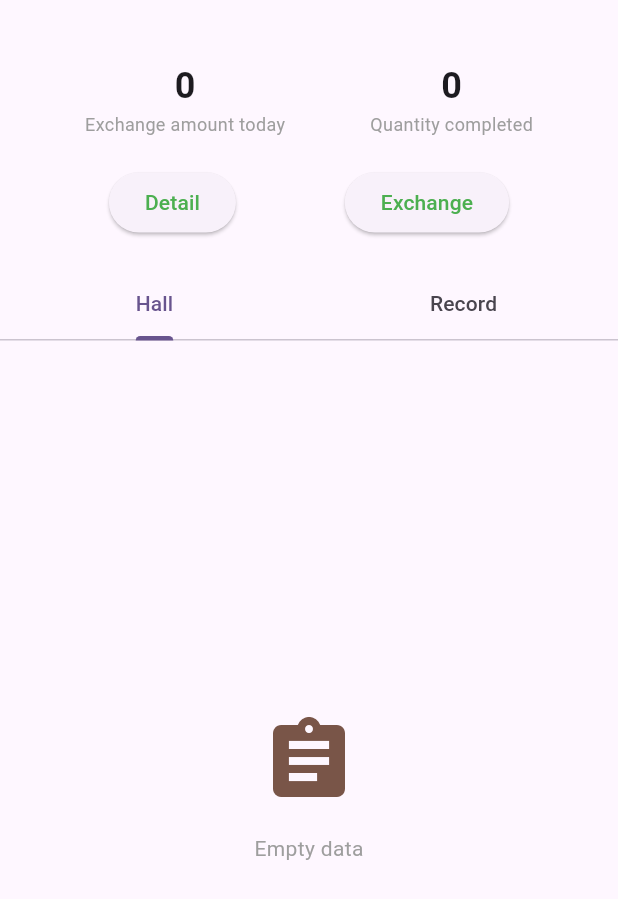
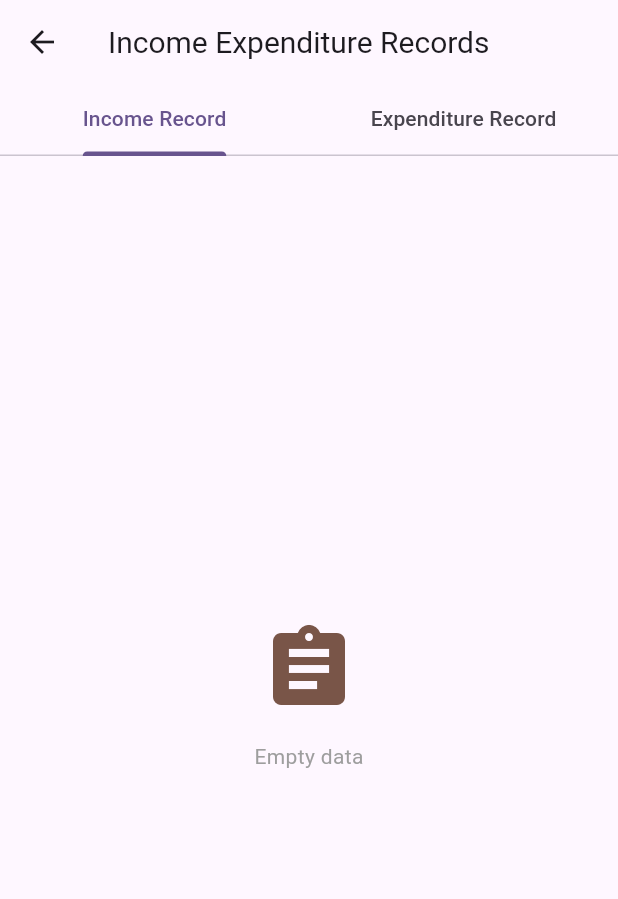
Before and after one commit to ItzSjDude/flutter_app, a Flutter app: the ExchangeScreen screen opened directly, after a tap on "Detail", on a phone screen of 412 x 824 dp. Shown: the top 899 px of the screen. Run offline on Flutter 3.47's test engine with Material 3 defaults, Android fonts, the phone set to English and light mode, and no system bars.

Commit message:
Added the DeatilScreen()

```diff
--- /dev/null
+++ b/lib/screens/DetailScreen.dart
@@ -0,0 +1,71 @@
+import 'package:flutter/material.dart';
+
+class DetailScreen extends StatefulWidget {
+  @override
+  _DetailScreenState createState() => _DetailScreenState();
+}
+
+class _DetailScreenState extends State<DetailScreen> with SingleTickerProviderStateMixin {
+  late TabController _tabController;
+
+  @override
+  void initState() {
+    super.initState();
+    _tabController = TabController(length: 2, vsync: this);
+  }
+
+  @override
+  void dispose() {
+    _tabController.dispose();
+    super.dispose();
+  }
+
+  @override
+  Widget build(BuildContext context) {
+    return Scaffold(
+      appBar: AppBar(title: Text('Income Expenditure Records',style: TextStyle(fontSize:20))),
+      body: Column(
+        children: [
+          TabBar(
+            controller: _tabController,
+            tabs: [
+              Tab(text: "Income Record"),
+              Tab(text: "Expenditure Record"),
+            ],
+          ),
+          Expanded(
+            child: TabBarView(
+              controller: _tabController,
+              children: [
+                _buildEmptyDataView(),
+                _buildEmptyDataView(),
+              ],
+            ),
+          ),
+        ],
+      ),
+    );
+  }
+
+  Widget _buildInfoCard(String title, String value) {
+    return Column(
+      children: [
+        Text(value, style: TextStyle(fontSize: 24, fontWeight: FontWeight.bold)),
+        Text(title, style: TextStyle(fontSize: 12, color: Colors.grey)),
+      ],
+    );
+  }
+
+  Widget _buildEmptyDataView() {
+    return Center(
+      child: Column(
+        mainAxisAlignment: MainAxisAlignment.center,
+        children: [
+          Icon(Icons.assignment, size: 64, color: Colors.brown),
+          SizedBox(height: 16),
+          Text("Empty data", style: TextStyle(color: Colors.grey)),
+        ],
+      ),
+    );
+  }
+}
--- a/lib/screens/ExchangeScreen.dart
+++ b/lib/screens/ExchangeScreen.dart
@@ -1,4 +1,5 @@
 import 'package:flutter/material.dart';
+import 'DetailScreen.dart';
 
 // class ExchangeScreen extends StatelessWidget {
 //   ExchangeScreen ({Key? key}) : super(key:key);
@@ -84,6 +85,7 @@ class _ExchangeScreenState extends State<ExchangeScreen> with SingleTickerProvid
   @override
   Widget build(BuildContext context) {
     return Scaffold(
+      appBar : _buildAppBar(),
       body: Column(
         children: [
           SizedBox(height: 40),
@@ -99,7 +101,12 @@ class _ExchangeScreenState extends State<ExchangeScreen> with SingleTickerProvid
             mainAxisAlignment: MainAxisAlignment.spaceEvenly,
             children: [
               ElevatedButton(
-                onPressed: () {},
+                onPressed: () {
+                  Navigator.push(
+                        context,
+                        MaterialPageRoute(builder: (context) => DetailScreen()),
+                      );
+                },
                 child: Text('Detail',style: TextStyle(color: Colors.green))),
               ElevatedButton(
                 onPressed: () {},
@@ -149,4 +156,11 @@ class _ExchangeScreenState extends State<ExchangeScreen> with SingleTickerProvid
       ),
     );
   }
+
+  PreferredSizeWidget _buildAppBar() {
+    return AppBar(
+      backgroundColor: Colors.transparent,
+      elevation: 0,
+    );
+  }
 }
```
